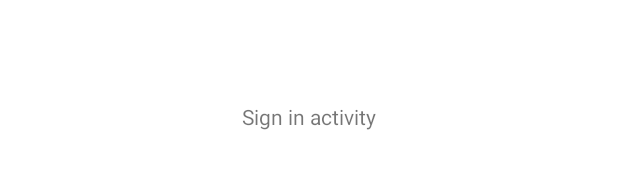
After one commit to gallangsdw/Kuylah-app, an Android app: the layout activity_authentication.xml on its own in the app's theme, with its tools: preview values and no code run, on a phone screen of 412 x 824 dp. The commit adds this screen. Shown: the part 502-671 px from the top of the screen. Run offline under Robolectric (Android 15) with nearby library versions, the phone set to English and light mode, and no system bars.

```diff
--- /dev/null
+++ b/Kuylah app/app/src/main/res/layout/activity_authentication.xml
@@ -0,0 +1,18 @@
+<?xml version="1.0" encoding="utf-8"?>
+<androidx.constraintlayout.widget.ConstraintLayout xmlns:android="http://schemas.android.com/apk/res/android"
+    xmlns:app="http://schemas.android.com/apk/res-auto"
+    xmlns:tools="http://schemas.android.com/tools"
+    android:layout_width="match_parent"
+    android:layout_height="match_parent"
+    tools:context=".ui.auth.AuthenticationActivity">
+
+    <TextView
+        android:layout_width="wrap_content"
+        android:layout_height="wrap_content"
+        android:text="Sign in activity"
+        app:layout_constraintBottom_toBottomOf="parent"
+        app:layout_constraintLeft_toLeftOf="parent"
+        app:layout_constraintRight_toRightOf="parent"
+        app:layout_constraintTop_toTopOf="parent" />
+
+</androidx.constraintlayout.widget.ConstraintLayout>
--- a/Kuylah app/app/src/main/res/layout/activity_main.xml
+++ b/Kuylah app/app/src/main/res/layout/activity_main.xml
@@ -4,15 +4,6 @@
     xmlns:tools="http://schemas.android.com/tools"
     android:layout_width="match_parent"
     android:layout_height="match_parent"
-    tools:context=".MainActivity">
-
-    <TextView
-        android:layout_width="wrap_content"
-        android:layout_height="wrap_content"
-        android:text="Hello World!"
-        app:layout_constraintBottom_toBottomOf="parent"
-        app:layout_constraintLeft_toLeftOf="parent"
-        app:layout_constraintRight_toRightOf="parent"
-        app:layout_constraintTop_toTopOf="parent" />
+    tools:context=".ui.main.MainActivity">
 
 </androidx.constraintlayout.widget.ConstraintLayout>
```
